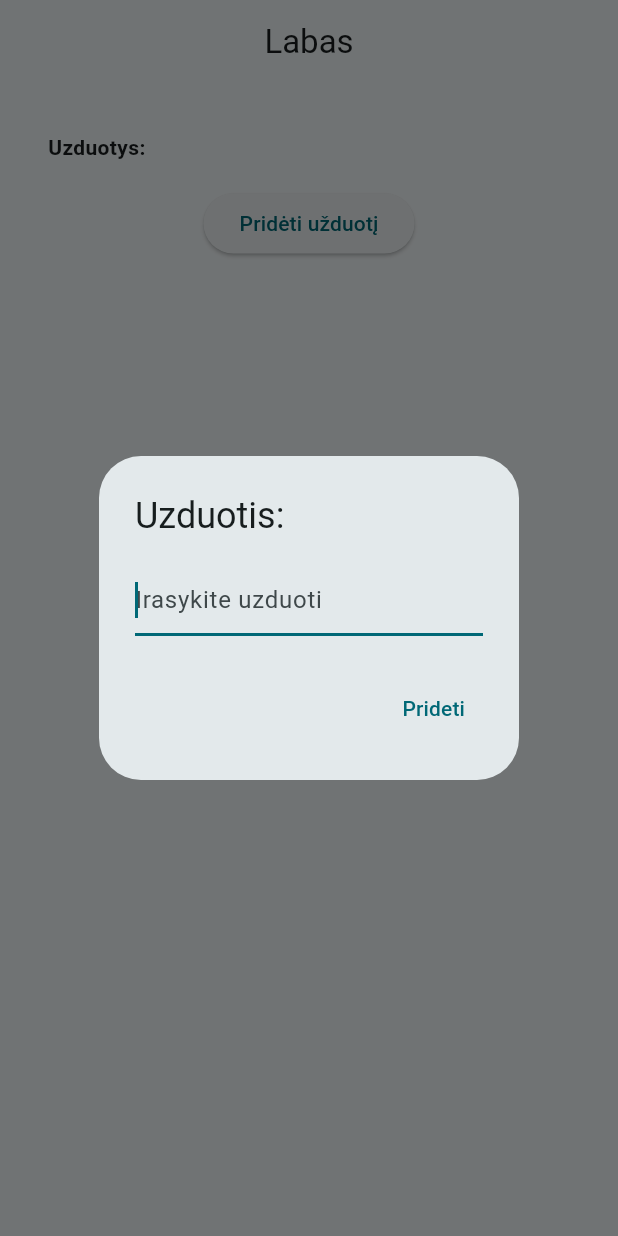
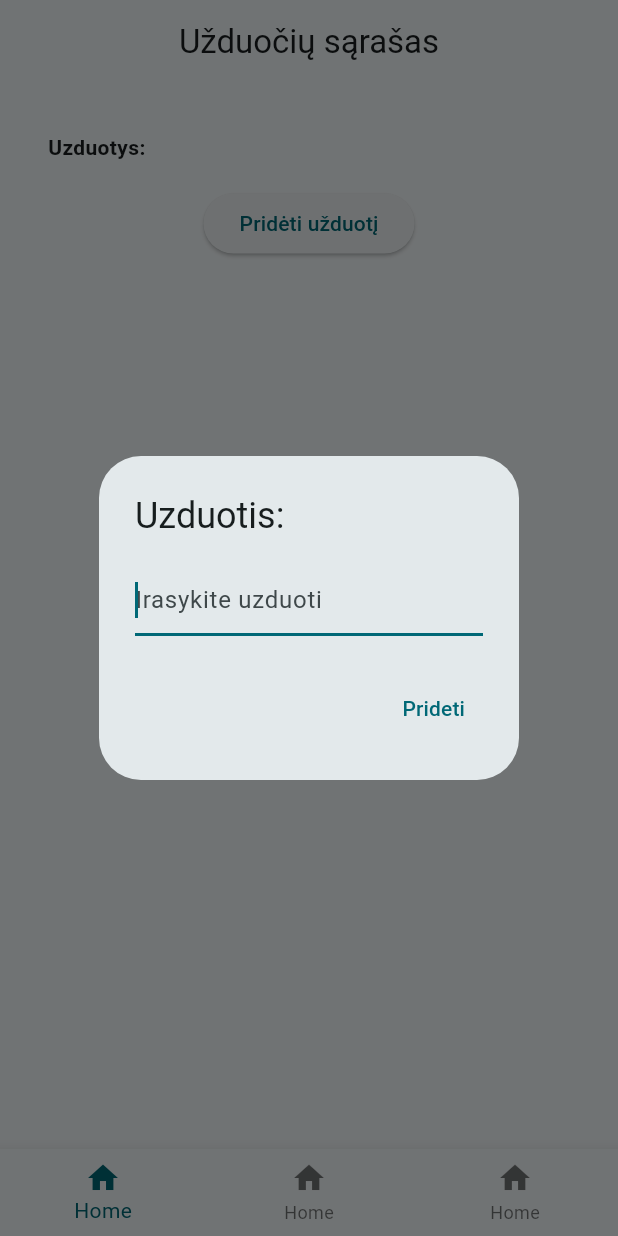
Before and after one commit to PukisCarol/KenGuRuu, a Flutter app: the screen it shows after launch, after a tap on "Pridėti užduotį", on a phone screen of 412 x 824 dp. Run offline on Flutter 3.47's test engine with Material 3 defaults, Android fonts, the phone set to English and light mode, and no system bars.

Commit message:
UPDATED NAVIGACIJU BARAS
NAVIGATION BARAS DABA YRA IR PERKELIAU PAGE KLASE I KITA FOLDERI KAD BUTU GRAZIAI

```diff
--- a/lib/MyApp.dart
+++ b/lib/MyApp.dart
@@ -1,6 +1,7 @@
 import 'package:flutter/material.dart';
 
-import 'MyHomePage.dart';
+import 'pages/ToDoListPage.dart';
+import 'NavigationBar.dart';
 
 class MyApp extends StatelessWidget {
   const MyApp({super.key});
@@ -11,26 +12,9 @@ class MyApp extends StatelessWidget {
     return MaterialApp(
       title: 'Flutter Demo',
       theme: ThemeData(
-        // This is the theme of your application.
-        //
-        // TRY THIS: Try running your application with "flutter run". You'll see
-        // the application has a purple toolbar. Then, without quitting the app,
-        // try changing the seedColor in the colorScheme below to Colors.green
-        // and then invoke "hot reload" (save your changes or press the "hot
-        // reload" button in a Flutter-supported IDE, or press "r" if you used
-        // the command line to start the app).
-        //
-        // Notice that the counter didn't reset back to zero; the application
-        // state is not lost during the reload. To reset the state, use hot
-        // restart instead.
-        //
-        // This works for code too, not just values: Most code changes can be
-        // tested with just a hot reload.
-        // rokas te4stuoja
-        //Gabrieles testttttttttt!!!!!!!
         colorScheme: ColorScheme.fromSeed(seedColor: Colors.cyan),
       ),
-      home: const MyHomePage(title: 'Flutter Demo Home Page'),
+      home: const NavigationBarApp(title: 'Flutter Demo Home Page'),
     );
   }
 }
--- /dev/null
+++ b/lib/NavigationBar.dart
@@ -0,0 +1,55 @@
+import 'package:flutter/material.dart';
+import 'MyApp.dart';
+import 'pages/ToDoListPage.dart';
+
+class NavigationBarApp extends StatefulWidget {
+  const NavigationBarApp({super.key, required this.title});
+
+  final String title;
+
+  @override
+  State<NavigationBarApp> createState() => _NavigationBarAppState();
+}
+
+class _NavigationBarAppState extends State<NavigationBarApp> {
+  int _selectedIndex = 0;
+
+  void _navigateBottomBar(int index) {
+    setState(() {
+      _selectedIndex = index;
+    });
+  }
+
+  final List<Widget> _pages = [
+    ToDoListPage(title: 'Uzdtuoties sarasas'),
+    Center(
+      child: Text(
+        'Dar nepridetas puslapis :P',
+        style: TextStyle(fontSize: 50),
+      ),
+    ),
+    Center(
+      child: Text(
+        'Dar nepridetas puslapis :P',
+        style: TextStyle(fontSize: 50),
+      ),
+    ),
+  ];
+
+  @override
+  Widget build(BuildContext context) {
+    return Scaffold(
+      body: _pages[_selectedIndex],
+      bottomNavigationBar: BottomNavigationBar(
+        currentIndex: _selectedIndex,
+        onTap: _navigateBottomBar,
+        type: BottomNavigationBarType.fixed,
+        items: [
+          BottomNavigationBarItem(icon: Icon(Icons.home), label: 'Home'),
+          BottomNavigationBarItem(icon: Icon(Icons.home), label: 'Home'),
+          BottomNavigationBarItem(icon: Icon(Icons.home), label: 'Home'),
+        ],
+      ),
+    );
+  }
+}
--- a/lib/MyHomePage.dart
+++ b/lib/pages/ToDoListPage.dart
@@ -1,16 +1,16 @@
 import 'package:flutter/material.dart';
-import 'MyApp.dart';
+import '../MyApp.dart';
 
-class MyHomePage extends StatefulWidget {
-  const MyHomePage({super.key, required this.title});
+class ToDoListPage extends StatefulWidget {
+  const ToDoListPage({super.key, required this.title});
 
   final String title;
 
   @override
-  State<MyHomePage> createState() => _MyHomePageState();
+  State<ToDoListPage> createState() => _ToDoListPageState();
 }
 
-class _MyHomePageState extends State<MyHomePage> {
+class _ToDoListPageState extends State<ToDoListPage> {
   late TextEditingController controller;
   String task = '';
 
@@ -31,7 +31,7 @@ class _MyHomePageState extends State<MyHomePage> {
   @override
   Widget build(BuildContext context) => Scaffold(
     appBar: AppBar(
-      title: Text("Labas"),
+      title: Text("Užduočių sąrašas"),
       centerTitle: true,
     ),
     body: Container(
```
Also changed, not shown: lib/ToDoListPage1.dart (added).
